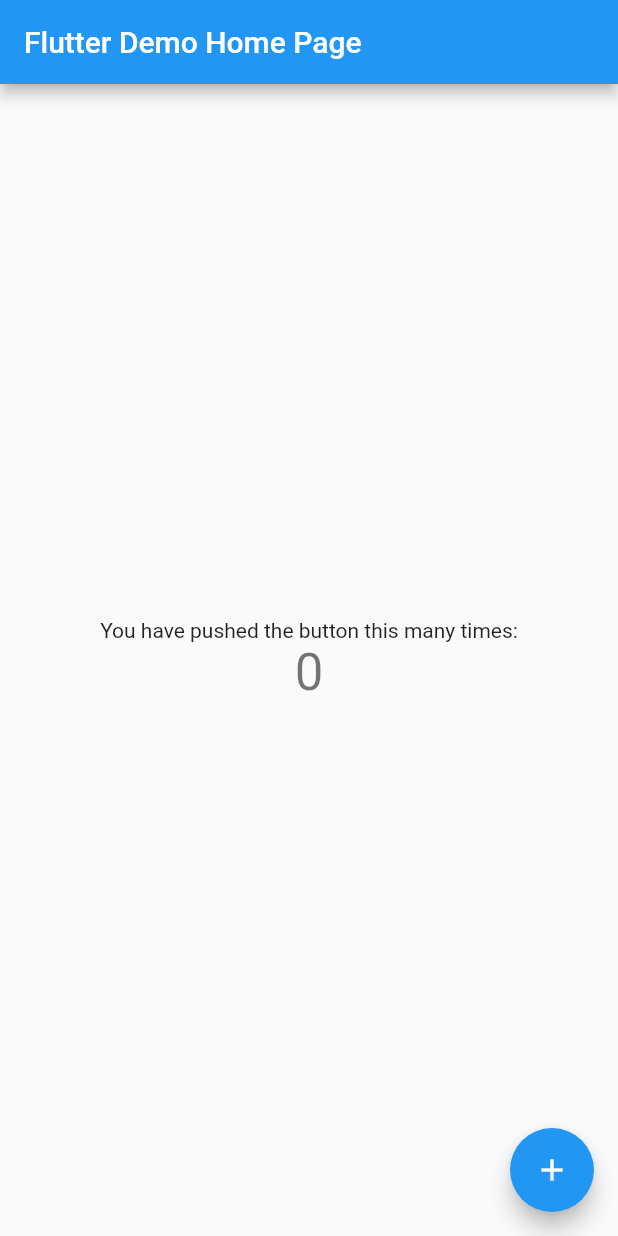
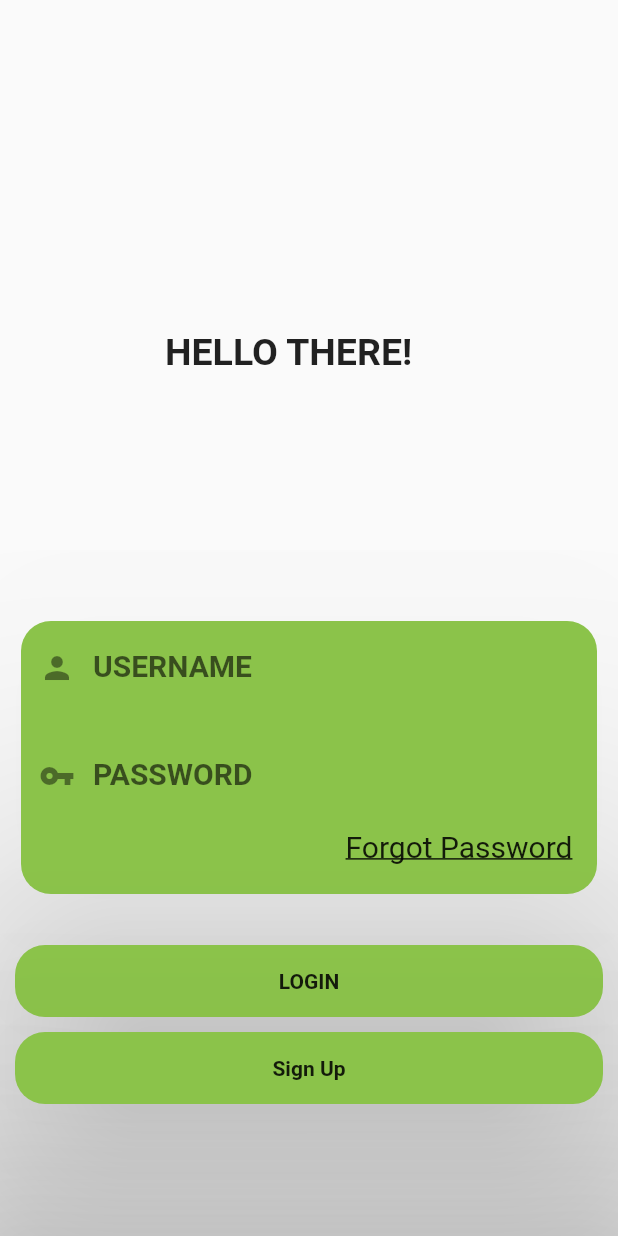
Before and after one commit to Amenshawi/Ataa, a Flutter app: the screen it shows after launch, on a phone screen of 412 x 824 dp. Run offline on Flutter 3.47's test engine with Material 2 defaults, Android fonts, the phone set to English and light mode, and no system bars.

Commit message:
Log in page

```diff
--- a/lib/main.dart
+++ b/lib/main.dart
@@ -1,117 +1,143 @@
 import 'package:flutter/material.dart';
 
 void main() {
-  runApp(MyApp());
+  runApp(Login());
 }
 
-class MyApp extends StatelessWidget {
-  // This widget is the root of your application.
+class Login extends StatelessWidget {
   @override
   Widget build(BuildContext context) {
     return MaterialApp(
-      title: 'Flutter Demo',
-      theme: ThemeData(
-        // This is the theme of your application.
-        //
-        // Try running your application with "flutter run". You'll see the
-        // application has a blue toolbar. Then, without quitting the app, try
-        // changing the primarySwatch below to Colors.green and then invoke
-        // "hot reload" (press "r" in the console where you ran "flutter run",
-        // or simply save your changes to "hot reload" in a Flutter IDE).
-        // Notice that the counter didn't reset back to zero; the application
-        // is not restarted.
-        primarySwatch: Colors.blue,
-        // This makes the visual density adapt to the platform that you run
-        // the app on. For desktop platforms, the controls will be smaller and
-        // closer together (more dense) than on mobile platforms.
-        visualDensity: VisualDensity.adaptivePlatformDensity,
-      ),
-      home: MyHomePage(title: 'Flutter Demo Home Page'),
-    );
+        debugShowCheckedModeBanner: false,
+        title: "Just a demo",
+        home: LoginPage());
   }
 }
 
-class MyHomePage extends StatefulWidget {
-  MyHomePage({Key key, this.title}) : super(key: key);
-
-  // This widget is the home page of your application. It is stateful, meaning
-  // that it has a State object (defined below) that contains fields that affect
-  // how it looks.
-
-  // This class is the configuration for the state. It holds the values (in this
-  // case the title) provided by the parent (in this case the App widget) and
-  // used by the build method of the State. Fields in a Widget subclass are
-  // always marked "final".
-
-  final String title;
-
+class LoginPage extends StatefulWidget {
   @override
-  _MyHomePageState createState() => _MyHomePageState();
+  _LoginPageState createState() => _LoginPageState();
 }
 
-class _MyHomePageState extends State<MyHomePage> {
-  int _counter = 0;
-
-  void _incrementCounter() {
-    setState(() {
-      // This call to setState tells the Flutter framework that something has
-      // changed in this State, which causes it to rerun the build method below
-      // so that the display can reflect the updated values. If we changed
-      // _counter without calling setState(), then the build method would not be
-      // called again, and so nothing would appear to happen.
-      _counter++;
-    });
-  }
-
+class _LoginPageState extends State<LoginPage> {
   @override
   Widget build(BuildContext context) {
-    // This method is rerun every time setState is called, for instance as done
-    // by the _incrementCounter method above.
-    //
-    // The Flutter framework has been optimized to make rerunning build methods
-    // fast, so that you can just rebuild anything that needs updating rather
-    // than having to individually change instances of widgets.
     return Scaffold(
-      appBar: AppBar(
-        // Here we take the value from the MyHomePage object that was created by
-        // the App.build method, and use it to set our appbar title.
-        title: Text(widget.title),
-      ),
-      body: Center(
-        // Center is a layout widget. It takes a single child and positions it
-        // in the middle of the parent.
-        child: Column(
-          // Column is also a layout widget. It takes a list of children and
-          // arranges them vertically. By default, it sizes itself to fit its
-          // children horizontally, and tries to be as tall as its parent.
-          //
-          // Invoke "debug painting" (press "p" in the console, choose the
-          // "Toggle Debug Paint" action from the Flutter Inspector in Android
-          // Studio, or the "Toggle Debug Paint" command in Visual Studio Code)
-          // to see the wireframe for each widget.
-          //
-          // Column has various properties to control how it sizes itself and
-          // how it positions its children. Here we use mainAxisAlignment to
-          // center the children vertically; the main axis here is the vertical
-          // axis because Columns are vertical (the cross axis would be
-          // horizontal).
-          mainAxisAlignment: MainAxisAlignment.center,
-          children: <Widget>[
-            Text(
-              'You have pushed the button this many times:',
-            ),
-            Text(
-              '$_counter',
-              style: Theme.of(context).textTheme.headline4,
-            ),
-          ],
-        ),
-      ),
-      floatingActionButton: FloatingActionButton(
-        onPressed: _incrementCounter,
-        tooltip: 'Increment',
-        child: Icon(Icons.add),
-      ), // This trailing comma makes auto-formatting nicer for build methods.
-    );
+        body: Column(
+      children: [
+        Container(
+          child: Stack(
+            children: [
+              Padding(
+                padding: EdgeInsets.only(top: 220, left: 110),
+                child: Text(
+                  'HELLO THERE!',
+                  style: TextStyle(fontSize: 25.0, fontWeight: FontWeight.bold),
+                ),
+              ),
+              Container(
+                padding: EdgeInsets.only(top: 400),
+                // alignment: Alignment.center,
+                margin: EdgeInsets.all(10.0),
+                child: Card(
+                  shape: RoundedRectangleBorder(
+                      borderRadius: BorderRadius.circular(20)),
+                  elevation: 100.0,
+                  color: Colors.lightGreen,
+                  shadowColor: Colors.grey,
+                  child: Column(children: [
+                    TextField(
+                      decoration: InputDecoration(
+                        enabledBorder: UnderlineInputBorder(
+                            borderSide: BorderSide(color: Colors.lightGreen)),
+                        focusedBorder: UnderlineInputBorder(
+                            borderSide: BorderSide(color: Colors.lightGreen)),
+                        prefixIcon: Icon(Icons.person),
+                        labelText: "USERNAME",
+                        labelStyle: TextStyle(
+                            fontWeight: FontWeight.bold, fontSize: 20),
+                      ),
+                      textAlign: TextAlign.start,
+                    ),
+                    SizedBox(
+                      height: 10.0,
+                    ),
+                    TextField(
+                      decoration: InputDecoration(
+                        enabledBorder: UnderlineInputBorder(
+                            borderSide: BorderSide(color: Colors.lightGreen)),
+                        focusedBorder: UnderlineInputBorder(
+                            borderSide: BorderSide(color: Colors.lightGreen)),
+                        prefixIcon: Icon(Icons.vpn_key),
+                        labelText: "PASSWORD",
+                        labelStyle: TextStyle(
+                            fontWeight: FontWeight.bold, fontSize: 20),
+                      ),
+                      textAlign: TextAlign.start,
+                    ),
+                    SizedBox(
+                      height: 5.0,
+                    ),
+                    Container(
+                      padding: EdgeInsets.only(left: 200.0),
+                      child: InkWell(
+                        child: Text("Forgot Password",
+                            style: TextStyle(
+                                fontSize: 20.0,
+                                decoration: TextDecoration.underline)),
+                      ),
+                    ),
+                    Padding(
+                      padding: EdgeInsets.all(10),
+                    )
+                  ]),
+                ),
+              ),
+              Container(
+                padding: EdgeInsets.only(top: 620.0),
+                // alignment: Alignment.bottomCenter,
+                // height: 100.0,
+                margin: EdgeInsets.all(10.0),
+                child: Column(children: [
+                  Material(
+                    borderRadius: BorderRadius.circular(20.0),
+                    shadowColor: Colors.grey,
+                    color: Colors.lightGreen,
+                    elevation: 100.0,
+                    child: GestureDetector(
+                      onTap: () {},
+                      child: Center(
+                        heightFactor: 3.0,
+                        child: Text(
+                          "LOGIN",
+                          style: TextStyle(fontWeight: FontWeight.bold),
+                        ),
+                      ),
+                    ),
+                  ),
+                  SizedBox(height: 10.0),
+                  Material(
+                    borderRadius: BorderRadius.circular(20.0),
+                    shadowColor: Colors.grey,
+                    color: Colors.lightGreen,
+                    elevation: 100.0,
+                    child: GestureDetector(
+                      onTap: () {},
+                      child: Center(
+                        heightFactor: 3.0,
+                        child: Text(
+                          "Sign Up",
+                          style: TextStyle(fontWeight: FontWeight.bold),
+                        ),
+                      ),
+                    ),
+                  ),
+                ]),
+              ),
+            ],
+          ),
+        )
+      ],
+    ));
   }
 }
```
